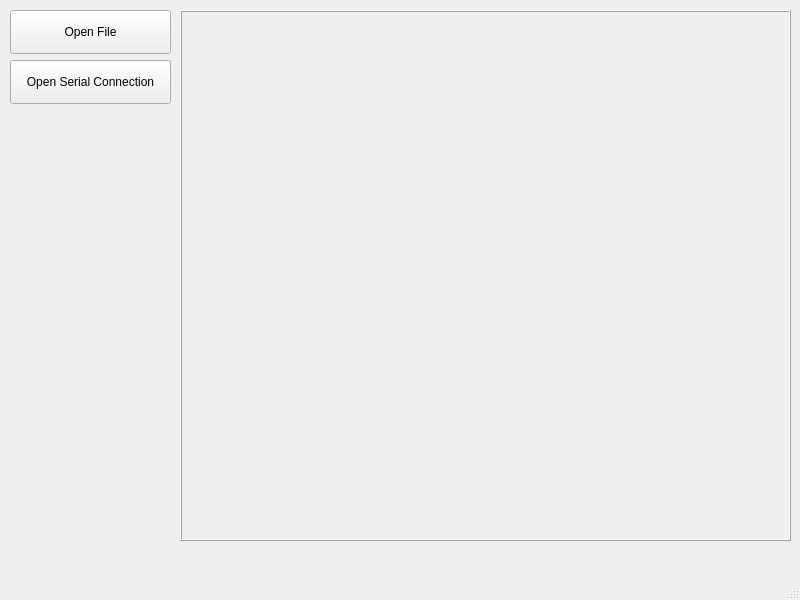
Qt form AvalancheDesktop/resources/ui/mainWindow.ui (blkaron/AvalancheDesktop) before a commit.
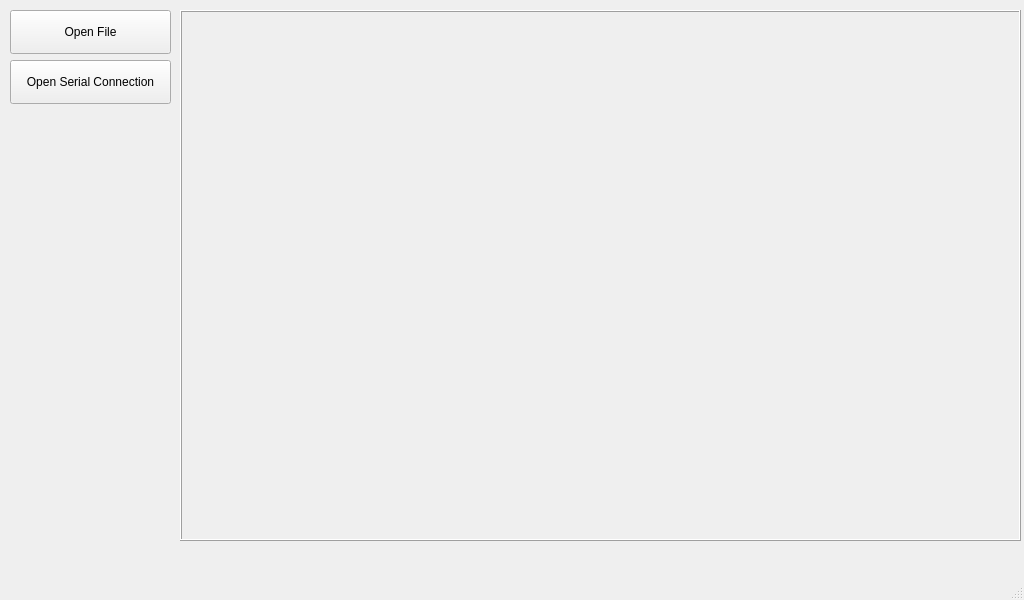
The same form after that commit.

Commit message: Move to PyQt5 and add some functionalities

What changed in the file:
```diff
--- a/AvalancheDesktop/resources/ui/mainWindow.ui
+++ b/AvalancheDesktop/resources/ui/mainWindow.ui
@@ -6,10 +6,16 @@
    <rect>
     <x>0</x>
     <y>0</y>
-    <width>800</width>
+    <width>1024</width>
     <height>600</height>
    </rect>
   </property>
+  <property name="sizePolicy">
+   <sizepolicy hsizetype="Fixed" vsizetype="Fixed">
+    <horstretch>0</horstretch>
+    <verstretch>0</verstretch>
+   </sizepolicy>
+  </property>
   <property name="windowTitle">
    <string>MainWindow</string>
   </property>
@@ -82,10 +88,16 @@
      <rect>
       <x>180</x>
       <y>10</y>
-      <width>611</width>
+      <width>841</width>
       <height>531</height>
      </rect>
     </property>
+    <property name="sizePolicy">
+     <sizepolicy hsizetype="Expanding" vsizetype="Expanding">
+      <horstretch>0</horstretch>
+      <verstretch>0</verstretch>
+     </sizepolicy>
+    </property>
     <property name="frameShape">
      <enum>QFrame::Box</enum>
     </property>
@@ -97,7 +109,7 @@
       <rect>
        <x>10</x>
        <y>10</y>
-       <width>581</width>
+       <width>821</width>
        <height>511</height>
       </rect>
      </property>
```
Left out of the diff: 6 changed lines with no effect on the pictures. The commit also changes 2 other files.
